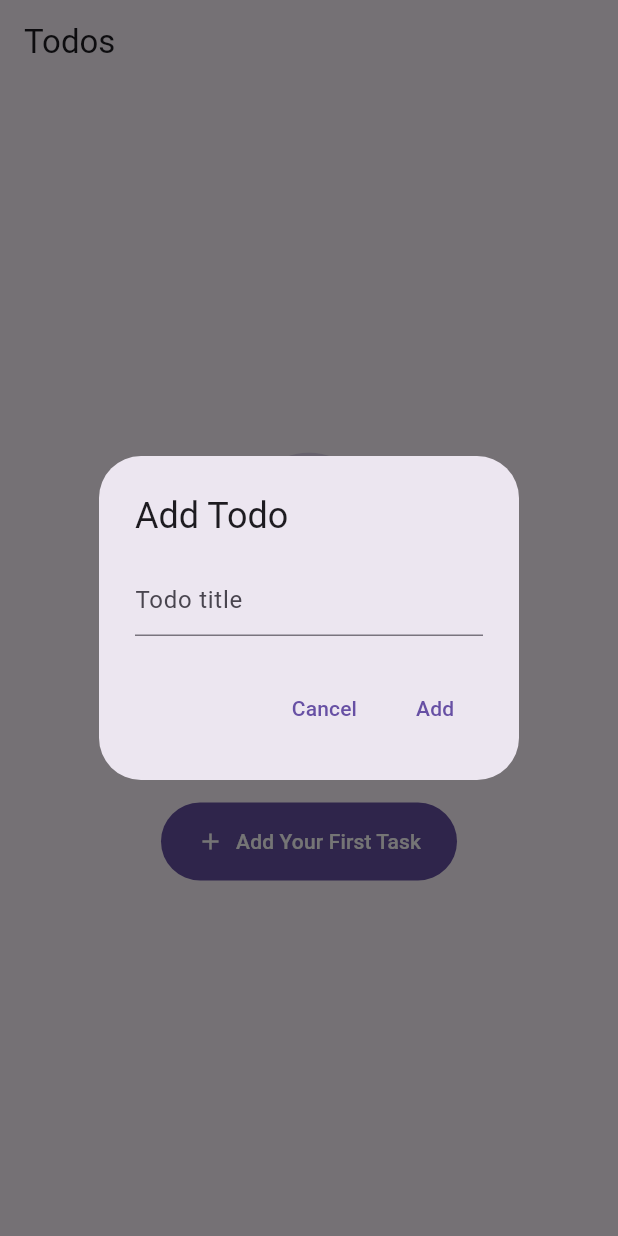
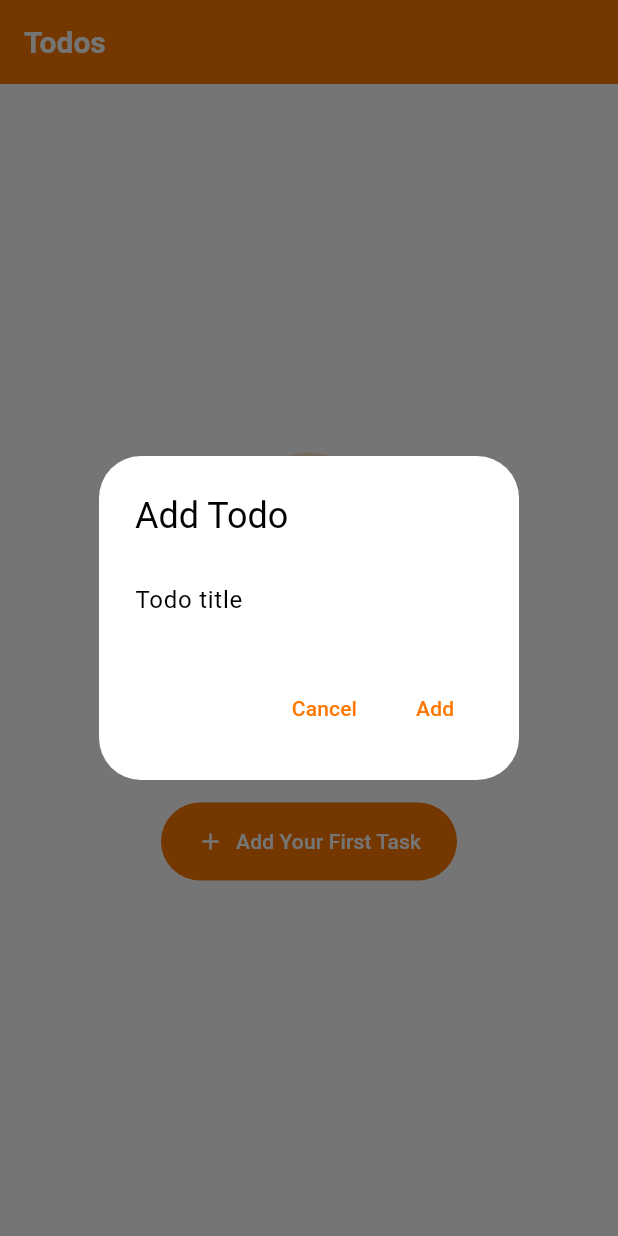
Before and after one commit to AnasKhaled1876/todoapp, a Flutter app: the screen it shows after launch, after a tap on "Add Your First Task", on a phone screen of 412 x 824 dp. Run offline on Flutter 3.47's test engine with Material 3 defaults, Android fonts, the phone set to English and light mode, and no system bars; our stand-ins replace flutter_riverpod, get_it, hive, hive_flutter; accounts and stored records are empty; generated files the repository leaves out were written again.

Commit message:
- Added App Icon for android and IOS using flutter launcher icons package
- Added Theme object using the temporary brand colors.

- Restructured Home Screen

```diff
--- /dev/null
+++ b/lib/config/themes/light.dart
@@ -0,0 +1,52 @@
+import 'package:flutter/material.dart';
+import 'package:flutter/services.dart';
+
+final ThemeData lightTheme = ThemeData(
+  brightness: Brightness.light,
+
+  primaryColor: const Color(0xFFFF7700), // Orange from logo
+  primaryColorDark: const Color(0xFF333333), // Dark gray from logo
+  scaffoldBackgroundColor: Colors.white,
+  floatingActionButtonTheme: FloatingActionButtonThemeData(
+    backgroundColor: Color(0xFFFF7700),
+  ),
+  appBarTheme: const AppBarTheme(
+    backgroundColor: Color(0xFFFF7700),
+    foregroundColor: Colors.white,
+    systemOverlayStyle: SystemUiOverlayStyle(
+      statusBarColor: Colors.white,
+      statusBarBrightness: Brightness.dark,
+      statusBarIconBrightness: Brightness.dark,
+    ),
+    elevation: 0,
+    titleTextStyle: TextStyle(
+      color: Colors.white,
+      fontWeight: FontWeight.bold,
+      fontSize: 20,
+    ),
+    iconTheme: IconThemeData(color: Colors.white),
+  ),
+  colorScheme: ColorScheme.fromSwatch().copyWith(
+    primary: const Color(0xFFFF7700),
+    secondary: const Color(0xFF333333),
+    onPrimary: Colors.white,
+    surface: Colors.white,
+  ),
+  elevatedButtonTheme: ElevatedButtonThemeData(
+    style: ElevatedButton.styleFrom(
+      backgroundColor: const Color(0xFFFF7700),
+      foregroundColor: Colors.white,
+      shape: RoundedRectangleBorder(borderRadius: BorderRadius.circular(12)),
+      padding: const EdgeInsets.symmetric(horizontal: 20, vertical: 12),
+    ),
+  ),
+  textTheme: const TextTheme(
+    titleLarge: TextStyle(
+      color: Color(0xFF333333),
+      fontWeight: FontWeight.bold,
+    ),
+    bodyLarge: TextStyle(color: Color(0xFF333333)),
+    bodyMedium: TextStyle(color: Color(0xFF333333)),
+  ),
+  iconTheme: const IconThemeData(color: Color(0xFF333333)),
+);
--- a/lib/domain/entities/todo.dart
+++ b/lib/domain/entities/todo.dart
@@ -2,56 +2,46 @@ import 'package:hive/hive.dart';
 
 part 'todo.g.dart'; // This will be generated
 
-@HiveType(typeId: 0) // Unique typeId for this model
+/// Unique typeId for this model.
+///
+/// Hive uses this typeId to identify this model
+/// when storing and retrieving it in the Hive database.
+@HiveType(typeId: 0)
 class Todo extends HiveObject {
-
+  /// The number in the annotation is the index of the field
+  /// in the database. This index must be unique for each
+  /// field in the model.
   @HiveField(0)
   String title;
 
   @HiveField(1)
   bool isDone;
 
-  Todo({
-    required this.title,
-    this.isDone = false,
-  });
+  Todo({required this.title, this.isDone = false});
 
   // Copy with method for immutability
-  Todo copyWith({
-    String? title,
-    bool? isDone,
-  }) {
-    return Todo(
-      title: title ?? this.title,
-      isDone: isDone ?? this.isDone,
-    );
+  Todo copyWith({String? title, bool? isDone}) {
+    return Todo(title: title ?? this.title, isDone: isDone ?? this.isDone);
   }
 
   // Convert to Map for JSON serialization
   Map<String, dynamic> toMap() {
-    return {
-      'title': title,
-      'isDone': isDone,
-    };
+    return {'title': title, 'isDone': isDone};
   }
 
   // Create Todo from Map
   factory Todo.fromMap(Map<String, dynamic> map) {
-    return Todo(
-      title: map['title'] ?? '',
-      isDone: map['isDone'] ?? false,
-    );
+    return Todo(title: map['title'] ?? '', isDone: map['isDone'] ?? false);
   }
 
-
-
   @override
+  /// Whether this [Todo] is equal to [other].
+  ///
+  /// Two todos are equal if and only if they have the same [title] and [isDone] state.
   bool operator ==(Object other) {
     if (identical(this, other)) return true;
 
-    return other is Todo &&
-      other.title == title &&
-      other.isDone == isDone;
+    return other is Todo && other.title == title && other.isDone == isDone;
   }
 
   @override
--- a/lib/main.dart
+++ b/lib/main.dart
@@ -1,8 +1,14 @@
 import 'package:flutter_riverpod/flutter_riverpod.dart';
+import 'package:initiation_task/config/themes/light.dart';
 import 'package:initiation_task/locator.dart';
 import 'presentation/screens/home.dart';
 import 'package:flutter/material.dart';
 
+/// The app's entrypoint.
+///
+/// Ensures that the binding to the Flutter engine is complete, sets up the
+/// service locators using [setupServiceLocators], and runs the app using
+/// [ProviderScope] to use RiverPod and [MyApp].
 void main() async {
   WidgetsFlutterBinding.ensureInitialized();
 
@@ -18,6 +24,7 @@ class MyApp extends StatelessWidget {
   Widget build(BuildContext context) {
     return MaterialApp(
       debugShowCheckedModeBanner: false,
+      theme: lightTheme,
       home: const HomeScreen(),
     );
   }
--- a/lib/presentation/screens/edit_title.dart
+++ b/lib/presentation/screens/edit_title.dart
@@ -80,6 +80,10 @@ class _EditTodoScreenState extends ConsumerState<EditTodoScreen> {
               child: SwitchListTile(
                 title: const Text('Completed'),
                 value: _isDone,
+                activeTrackColor: Theme.of(context).primaryColor,
+                inactiveTrackColor: Theme.of(
+                  context,
+                ).colorScheme.secondary.withValues(alpha: 0.2),
                 onChanged: (value) {
                   setState(() {
                     _isDone = value;
--- a/lib/presentation/screens/home.dart
+++ b/lib/presentation/screens/home.dart
@@ -1,8 +1,8 @@
-import 'package:initiation_task/presentation/screens/edit_title.dart';
 import 'package:flutter_riverpod/flutter_riverpod.dart';
-import '../widgets/dialogs/delete.dart';
+import '../widgets/home/todo_list_item.dart';
 import 'package:flutter/material.dart';
 import '../widgets/dialogs/add.dart';
+import '../widgets/empty_list.dart';
 import '../providers/todo.dart';
 
 class HomeScreen extends ConsumerWidget {
@@ -15,138 +15,11 @@ class HomeScreen extends ConsumerWidget {
       appBar: AppBar(title: const Text('Todos')),
       body: SafeArea(
         child: todos.isEmpty
-            ? Center(
-                child: Column(
-                  mainAxisAlignment: MainAxisAlignment.center,
-                  children: [
-                    Icon(
-                      Icons.check_circle_outline,
-                      size: 100,
-                      color: Theme.of(
-                        context,
-                      ).primaryColor.withValues(alpha: 0.2),
-                    ),
-                    const SizedBox(height: 24),
-                    // Title
-                    Text(
-                      'No Tasks Yet',
-                      style: Theme.of(context).textTheme.headlineSmall
-                          ?.copyWith(
-                            fontWeight: FontWeight.bold,
-                            color: Colors.grey[600],
-                          ),
-                    ),
-                    const SizedBox(height: 8),
-                    // Subtitle
-                    Padding(
-                      padding: const EdgeInsets.symmetric(horizontal: 48.0),
-                      child: Text(
-                        'You don\'t have any tasks right now.\nTap the + button to add a new task!',
-                        textAlign: TextAlign.center,
-                        style: TextStyle(color: Colors.grey[500], fontSize: 16),
-                      ),
-                    ),
-                    const SizedBox(height: 32),
-                    // Add Button
-                    FilledButton.icon(
-                      onPressed: () {
-                        // Reuse your existing add todo dialog
-                        showDialog(
-                          context: context,
-                          builder: (context) => const AddTodoDialog(),
-                        );
-                      },
-                      icon: const Icon(Icons.add),
-                      label: const Text('Add Your First Task'),
-                      style: FilledButton.styleFrom(
-                        padding: const EdgeInsets.symmetric(
-                          horizontal: 24,
-                          vertical: 16,
-                        ),
-                      ),
-                    ),
-                  ],
-                ),
-              )
+            ? EmptyListWidget()
             : ListView.builder(
                 itemCount: todos.length,
-                itemBuilder: (context, index) => Container(
-                  margin: const EdgeInsets.symmetric(
-                    horizontal: 8.0,
-                    vertical: 4.0,
-                  ),
-                  decoration: BoxDecoration(
-                    color: Theme.of(context).cardColor,
-                    borderRadius: BorderRadius.circular(8.0),
-                    boxShadow: [
-                      BoxShadow(
-                        color: Colors.black.withValues(alpha: 0.1),
-                        blurRadius: 2,
-                        offset: const Offset(0, 1),
-                      ),
-                    ],
-                  ),
-                  child: InkWell(
-                    onTap: () => Navigator.of(context).push(
-                      MaterialPageRoute(
-                        builder: (context) =>
-                            EditTodoScreen(todo: todos[index]),
-                      ),
-                    ),
-                    child: Dismissible(
-                      background: Container(
-                        color: Colors.red,
-                        alignment: Alignment(0.9, 0),
-                        child: const Icon(Icons.delete),
-                      ),
-                      key: Key(todos[index].key.toString()),
-
-                      child: Padding(
-                        padding: const EdgeInsets.symmetric(horizontal: 12),
-                        child: Row(
-                          mainAxisAlignment: MainAxisAlignment.spaceBetween,
-                          children: [
-                            Checkbox.adaptive(
-                              value: todos[index].isDone,
-                              onChanged: (value) {
-                                ref
-                                    .read(todosProvider.notifier)
-                                    .toggleTodo(
-                                      key: todos[index].key,
-                                      todo: todos[index].copyWith(
-                                        isDone: value!,
-                                      ),
-                                    );
-                              },
-                            ),
-                            Text(todos[index].title),
-
-                            IconButton(
-                              icon: const Icon(
-                                Icons.delete_outline,
-                                color: Colors.red,
-                              ),
-                              onPressed: () {
-                                showDialog(
-                                  context: context,
-                                  builder: (context) =>
-                                      DeleteDialog(todo: todos[index]),
-                                );
-                              },
-                            ),
-                          ],
-                        ),
-                      ),
-                      confirmDismiss: (direction) {
-                        return showDialog<bool>(
-                          context: context,
-                          builder: (context) =>
-                              DeleteDialog(todo: todos[index]),
-                        );
-                      },
-                    ),
-                  ),
-                ),
+                itemBuilder: (context, index) =>
+                    TodoListItem(todo: todos[index]),
               ),
       ),
       floatingActionButton: todos.isEmpty
--- /dev/null
+++ b/lib/presentation/widgets/empty_list.dart
@@ -0,0 +1,58 @@
+import 'package:flutter/material.dart';
+
+import 'dialogs/add.dart';
+
+class EmptyListWidget extends StatelessWidget {
+  const EmptyListWidget({super.key});
+
+  @override
+  Widget build(BuildContext context) {
+    return Center(
+      child: Column(
+        mainAxisAlignment: MainAxisAlignment.center,
+        children: [
+          Icon(
+            Icons.check_circle_outline,
+            size: 100,
+            color: Theme.of(context).primaryColor.withValues(alpha: 0.2),
+          ),
+          const SizedBox(height: 24),
+          // Title
+          Text(
+            'No Tasks Yet',
+            style: Theme.of(context).textTheme.headlineSmall?.copyWith(
+              fontWeight: FontWeight.bold,
+              color: Colors.grey[600],
+            ),
+          ),
+          const SizedBox(height: 8),
+          // Subtitle
+          Padding(
+            padding: const EdgeInsets.symmetric(horizontal: 48.0),
+            child: Text(
+              'You don\'t have any tasks right now.\nTap the + button to add a new task!',
+              textAlign: TextAlign.center,
+              style: TextStyle(color: Colors.grey[500], fontSize: 16),
+            ),
+          ),
+          const SizedBox(height: 32),
+          // Add Button
+          FilledButton.icon(
+            onPressed: () {
+              // Reuse your existing add todo dialog
+              showDialog(
+                context: context,
+                builder: (context) => const AddTodoDialog(),
+              );
+            },
+            icon: const Icon(Icons.add),
+            label: const Text('Add Your First Task'),
+            style: FilledButton.styleFrom(
+              padding: const EdgeInsets.symmetric(horizontal: 24, vertical: 16),
+            ),
+          ),
+        ],
+      ),
+    );
+  }
+}
```
Also changed, not shown: lib/domain/repositories/todo.dart (+13 -0 lines), lib/locator.dart (+10 -10 lines), lib/presentation/widgets/home/todo_list_item.dart (added, +76 -0 lines), pubspec.yaml (+8 -12 lines), assets/images/todo_app_logo.png (added), pubspec.lock, 30 other files.
